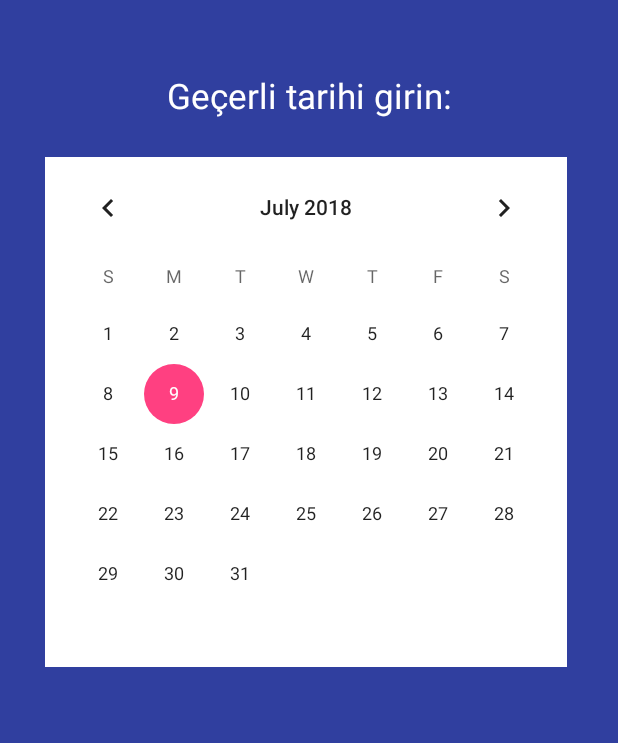
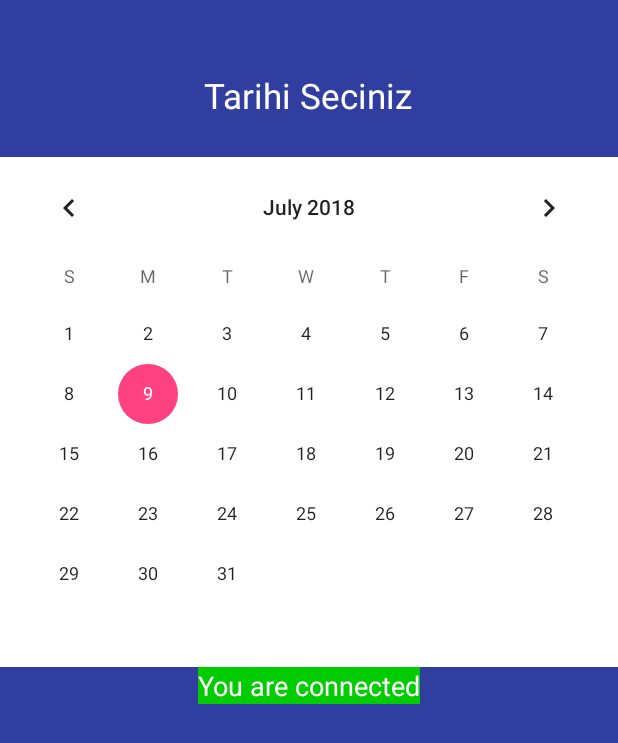
Before and after one commit to ffurkanhas/lumos-calendar-api, an Android app: the screen it shows after launch (MainActivity), on a phone screen of 412 x 824 dp. Shown: the top 743 px of the screen. Run offline under Robolectric (Android 15) with nearby library versions, the phone set to English and light mode, and no system bars.

Commit message:
something is added

```diff
--- a/app/src/main/java/com/example/lenovo/calendarandroid/MainActivity.java
+++ b/app/src/main/java/com/example/lenovo/calendarandroid/MainActivity.java
@@ -14,59 +14,38 @@ import android.net.NetworkInfo;
 import android.os.AsyncTask;
 import android.os.Bundle;
 import android.util.Log;
-import android.widget.EditText;
 import android.widget.TextView;
-import android.widget.Toast;
 import android.app.Activity;
 
 public class MainActivity extends Activity {
 
-    EditText etResponse;
-    TextView tvIsConnected;
+    TextView etResponse;
+    TextView apiIsConnected;
+
     @Override
-
-
     protected void onCreate(Bundle savedInstanceState) {
         super.onCreate(savedInstanceState);
         setContentView(R.layout.activity_main);
-
-
-        /*
-
-
-
-        // get reference to the views
-        etResponse = (EditText) findViewById(R.id.etResponse);
-        tvIsConnected = (TextView) findViewById(R.id.tvIsConnected);
-
-        // check if you are connected or not
+        etResponse = (TextView) findViewById(R.id.etResponse);
+        apiIsConnected = (TextView) findViewById(R.id.tvIsConnected);
         if(isConnected()){
-            tvIsConnected.setBackgroundColor(0xFF00CC00);
-            tvIsConnected.setText("You are conncted");
+            apiIsConnected.setBackgroundColor(0xFF00CC00);
+            apiIsConnected.setText("You are connected");
         }
         else{
-            tvIsConnected.setText("You are NOT conncted");
+            apiIsConnected.setText("You are NOT connected");
         }
 
-        // call AsynTask to perform network operation on separate thread
-        new HttpAsyncTask().execute("https://lumos-calendar-api-deneme.herokuapp.com/calendars/search/deneme");
+        new HttpAsyncTask().execute("https://lumos-calendar-api.herokuapp.com/calendar/api/v1/events");
     }
 
     public static String GET(String url){
         InputStream inputStream = null;
         String result = "";
         try {
-
-            // create HttpClient
             HttpClient httpclient = new DefaultHttpClient();
-
-            // make GET request to the given URL
             HttpResponse httpResponse = httpclient.execute(new HttpGet(url));
-
-            // receive response as inputStream
             inputStream = httpResponse.getEntity().getContent();
-
-            // convert inputstream to string
             if(inputStream != null)
                 result = convertInputStreamToString(inputStream);
             else
@@ -102,17 +81,12 @@ public class MainActivity extends Activity {
     private class HttpAsyncTask extends AsyncTask<String, Void, String> {
         @Override
         protected String doInBackground(String... urls) {
-
             return GET(urls[0]);
         }
-        // onPostExecute displays the results of the AsyncTask.
         @Override
         protected void onPostExecute(String result) {
-            Toast.makeText(getBaseContext(), "Received!", Toast.LENGTH_LONG).show();
             etResponse.setText(result);
         }
-
-        */
     }
 
 
--- a/app/src/main/res/layout/activity_main.xml
+++ b/app/src/main/res/layout/activity_main.xml
@@ -1,54 +1,52 @@
 <?xml version="1.0" encoding="utf-8"?>
 <LinearLayout xmlns:android="http://schemas.android.com/apk/res/android"
+    xmlns:tools="http://schemas.android.com/tools"
     android:layout_width="match_parent"
     android:layout_height="match_parent"
-    android:orientation="vertical"
-    android:background="@color/colorPrimaryDark">
+    android:background="@color/colorPrimaryDark"
+    android:orientation="vertical">
 
     <TextView
         android:id="@+id/myDate"
         android:layout_width="wrap_content"
         android:layout_height="wrap_content"
         android:layout_gravity="center_horizontal"
+        android:layout_marginBottom="5dp"
+        android:layout_marginTop="48dp"
+        android:text="@string/enter_date_message"
         android:textColor="#FFF"
-        android:textSize="23sp"
-        android:layout_marginBottom="5dp"
-        android:text="Geçerli tarihi girin:"
-        android:layout_marginTop="48dp"/>
+        android:textSize="23sp" />
 
     <LinearLayout
         android:layout_width="300dp"
-        android:layout_height="wrap_content"></LinearLayout>
+        android:layout_height="wrap_content" />
 
     <CalendarView
         android:id="@+id/calendarView"
-        android:layout_marginLeft="30dp"
-        android:layout_width="wrap_content"
-        android:background="#FFF"
+        android:layout_width="match_parent"
+        android:layout_height="340dp"
         android:layout_marginTop="20dp"
-        android:layout_height="340dp"></CalendarView>
+        android:background="#FFF" />
 
-
-
-<!--
-   <TextView
+    <TextView
         android:id="@+id/tvIsConnected"
         android:layout_width="wrap_content"
         android:layout_height="wrap_content"
         android:layout_gravity="center_horizontal"
+        android:layout_marginBottom="5dp"
         android:background="#FF0000"
+        android:text="is connected? "
         android:textColor="#FFF"
-        android:textSize="18dp"
-        android:layout_marginBottom="5dp"
-        android:text="is connected? " />
+        android:textSize="18dp" />
 
-    <EditText
+    <TextView
         android:id="@+id/etResponse"
         android:layout_width="match_parent"
         android:layout_height="fill_parent"
+        android:layout_marginTop="10dp"
         android:ems="10"
-        android:layout_marginTop="10dp"
-        android:inputType="textMultiLine" >\
+        android:inputType="textMultiLine">
+
         <requestFocus />
-    </EditText>  -->
+    </TextView>
 </LinearLayout>
--- a/app/src/main/res/values/strings.xml
+++ b/app/src/main/res/values/strings.xml
@@ -1,3 +1,4 @@
 <resources>
     <string name="app_name">CalendarAndroid</string>
+    <string name="enter_date_message">Tarihi Seciniz</string>
 </resources>
```
